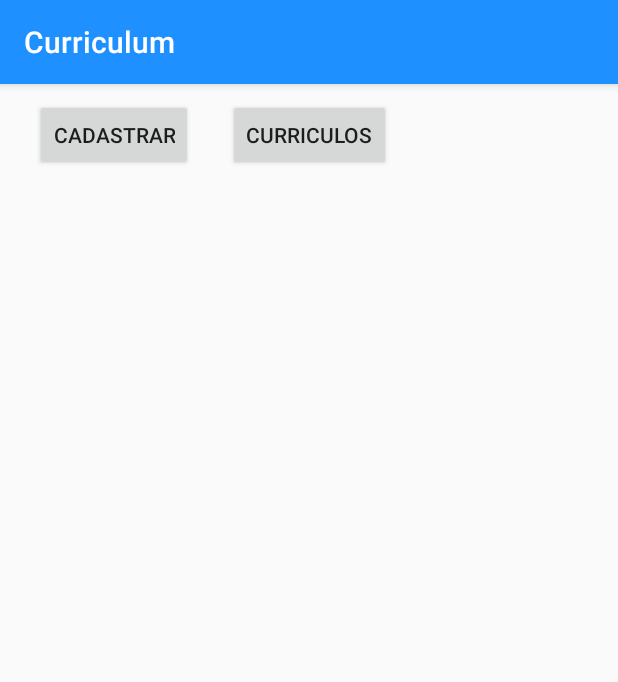
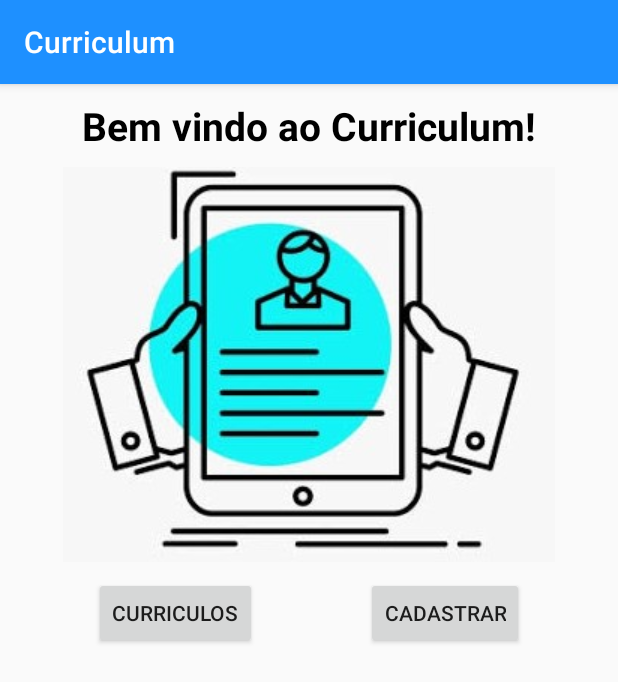
Before and after one commit to mirandox/app-project-curriculum, an Android app: the screen it shows after launch (HomeActivity), on a phone screen of 412 x 824 dp. Shown: the top 682 px of the screen. Run offline under Robolectric (Android 15) with nearby library versions, the phone set to English and light mode, and no system bars.

Commit message:
criando a tela home

```diff
--- a/app/src/main/res/layout/activity_home.xml
+++ b/app/src/main/res/layout/activity_home.xml
@@ -8,30 +8,49 @@
     tools:context=".activities.HomeActivity"
     android:orientation="vertical">
 
+    <TextView
+        android:id="@+id/txtBemVindo"
+        android:layout_width="wrap_content"
+        android:layout_height="wrap_content"
+        android:layout_margin="10dp"
+        android:text="Bem vindo ao Curriculum!"
+        android:textSize="26dp"
+        android:textStyle="bold"
+        android:textColor="#000000"
+        app:layout_constraintStart_toStartOf="parent"
+        app:layout_constraintTop_toTopOf="parent"
+        app:layout_constraintEnd_toEndOf="parent"/>
+
+    <ImageView
+        android:id="@+id/imgBemVindo"
+        android:layout_margin="10dp"
+        android:layout_width="wrap_content"
+        android:layout_height="wrap_content"
+        android:src="@drawable/celularcurriculo"
+        app:layout_constraintTop_toBottomOf="@+id/txtBemVindo"
+        app:layout_constraintStart_toStartOf="parent"
+        app:layout_constraintEnd_toEndOf="parent"/>
+
     <Button
         android:id="@+id/btnCurriculo"
         android:layout_width="wrap_content"
         android:layout_height="wrap_content"
-        android:layout_marginStart="10dp"
-        android:layout_marginTop="10dp"
-        android:layout_marginEnd="10dp"
+        android:layout_margin="10dp"
         android:onClick="CardButton"
         android:text="Curriculos"
-        app:layout_constraintEnd_toEndOf="parent"
         app:layout_constraintStart_toStartOf="parent"
-        app:layout_constraintTop_toTopOf="parent" />
+        app:layout_constraintEnd_toStartOf="@id/btnCadastrar"
+        app:layout_constraintTop_toBottomOf="@+id/imgBemVindo" />
 
     <Button
         android:id="@+id/btnCadastrar"
         android:layout_width="wrap_content"
         android:layout_height="wrap_content"
-        android:layout_marginStart="10dp"
-        android:layout_marginTop="10dp"
-        android:layout_marginEnd="10dp"
+        android:layout_margin="10dp"
         android:onClick="Cadastrar"
         android:text="Cadastrar"
-        app:layout_constraintEnd_toStartOf="@+id/btnCurriculo"
-        app:layout_constraintStart_toStartOf="parent"
-        app:layout_constraintTop_toTopOf="parent" />
+        app:layout_constraintStart_toEndOf="@id/btnCurriculo"
+        app:layout_constraintEnd_toEndOf="parent"
+        app:layout_constraintTop_toBottomOf="@+id/imgBemVindo" />
 
 </androidx.constraintlayout.widget.ConstraintLayout>
```
Also changed, not shown: app/src/main/res/drawable-v24/celularcurriculo.jpg (added).
